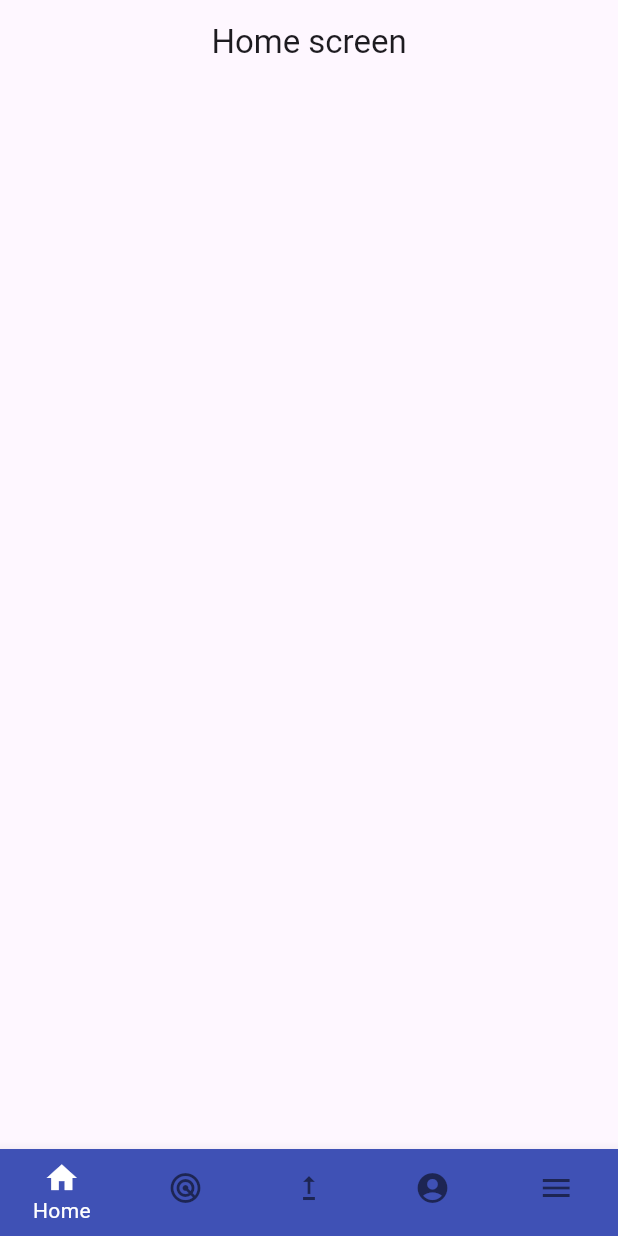
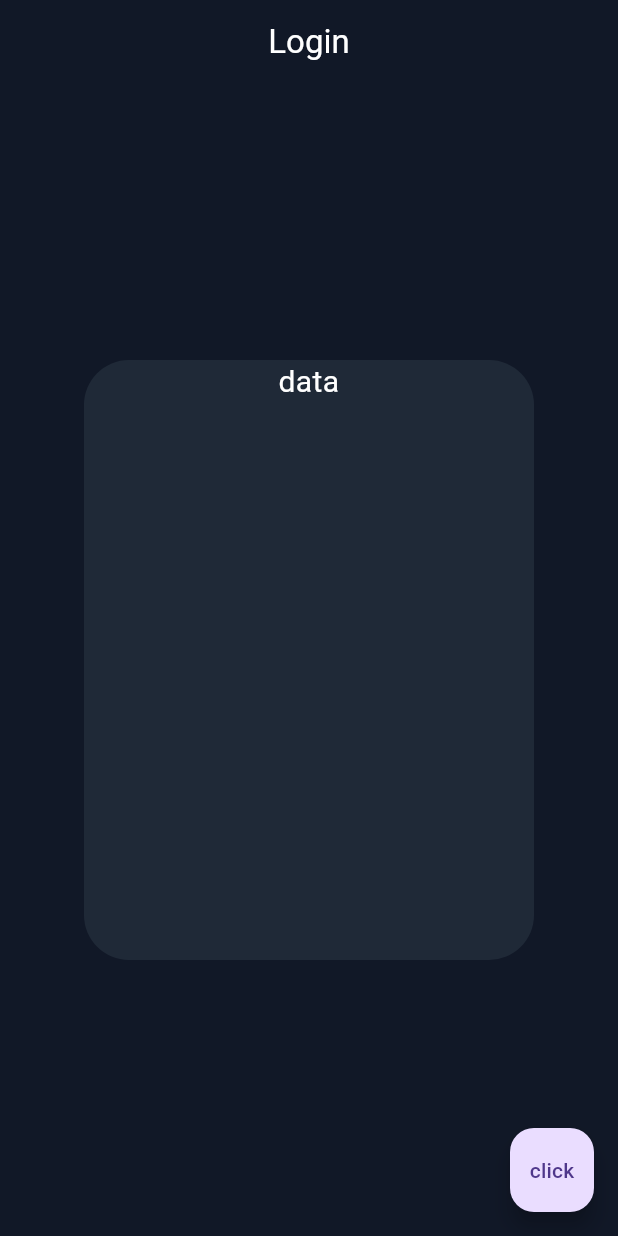
Before and after one commit to dariaccc/stockapp, a Flutter app: the screen it shows after launch, on a phone screen of 412 x 824 dp. Run offline on Flutter 3.47's test engine with Material 3 defaults, Android fonts, the light colour scheme and no system bars.

Commit message:
create login page and branch

```diff
--- /dev/null
+++ b/lib/login.dart
@@ -0,0 +1,51 @@
+import 'package:flutter/material.dart';
+import 'menu.dart';
+
+class Login extends StatefulWidget {
+  @override
+  State<Login> createState() => _LoginState();
+}
+
+class _LoginState extends State<Login> {
+  @override
+  Widget build(BuildContext context) {
+    return MaterialApp(
+      home: Scaffold(
+        backgroundColor: Color(0xFF111827),
+        appBar: AppBar(
+          backgroundColor: Color(0xFF111827),
+          title: Text("Login", style: TextStyle(color: Color(0xFFFFFFFF))),
+          centerTitle: true,
+        ),
+        body: SafeArea(
+          child: Center(
+            child: Container(
+              decoration: BoxDecoration(
+                borderRadius: BorderRadius.circular(30),
+                color: Color(0xFF1F2937),
+              ),
+              height: 400,
+              width: 300,
+              child: Text(
+                "data",
+                style: TextStyle(
+                    color: Color(0xFFFFFFFF),
+                    fontSize: 20,
+                ),
+                textAlign: TextAlign.center,
+              ),
+            ),
+          ),
+        ),
+        floatingActionButton: FloatingActionButton(
+          onPressed: () {
+            Navigator.of(context).pushReplacement(
+              MaterialPageRoute(builder: (context) => Navigation()),
+            );
+          },
+          child: Text("click"),
+        ),
+      ),
+    );
+  }
+}
--- a/lib/main.dart
+++ b/lib/main.dart
@@ -1,6 +1,5 @@
 import 'package:flutter/material.dart';
-import 'menu.dart';
-import 'radar.dart';
+import 'login.dart';
 
 void main() {
   runApp(MyApp());
@@ -10,7 +9,7 @@ class MyApp extends StatelessWidget {
   @override
   Widget build(BuildContext context) {
     return MaterialApp(
-      home: Navigation(), // your bottom nav widget
+      home: Login(),
     );
   }
 }
--- a/lib/menu.dart
+++ b/lib/menu.dart
@@ -3,6 +3,7 @@ import 'radar.dart';
 import 'home.dart';
 import 'proversion.dart';
 import 'dashboard.dart';
+import 'login.dart';
 
 class Navigation extends StatefulWidget {
   //const Navigation({Key? key}) : super(key: key);
@@ -24,6 +25,7 @@ class _NavigationState extends State<Navigation> {
             Radar(),
             Pro(),
             Dashboard(),
+            Login() //temporary
           ],
         ),
         bottomNavigationBar: BottomNavigationBar(
```
